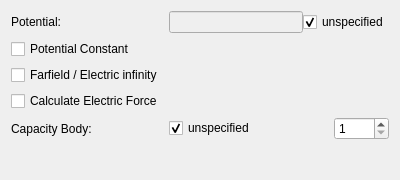
Qt form src/Mod/Fem/Gui/Resources/ui/ElectrostaticPotential.ui (southseact-3d/fcd) before a commit.
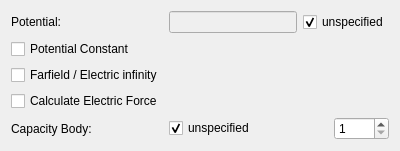
The same form after that commit. Custom widgets are drawn as their Qt base class.

Commit message:
[FEM] fixes for electrostatic dialog
- fix form layout, fix distance between objects etc. (most reported by Qt's designer)

```diff
--- a/src/Mod/Fem/Gui/Resources/ui/ElectrostaticPotential.ui
+++ b/src/Mod/Fem/Gui/Resources/ui/ElectrostaticPotential.ui
@@ -7,16 +7,13 @@
     <x>0</x>
     <y>0</y>
     <width>400</width>
-    <height>180</height>
+    <height>137</height>
    </rect>
   </property>
   <property name="windowTitle">
    <string>Constraint Properties</string>
   </property>
-  <layout class="QFormLayout" name="formLayout">
-   <property name="fieldGrowthPolicy">
-    <enum>QFormLayout::AllNonFixedFieldsGrow</enum>
-   </property>
+  <layout class="QGridLayout" name="gridLayout">
    <item row="0" column="0">
     <widget class="QLabel" name="potentialLbl">
      <property name="text">
@@ -24,14 +21,41 @@
      </property>
     </widget>
    </item>
-   <item row="2" column="0" colspan="2">
+   <item row="0" column="1">
+    <layout class="QHBoxLayout" name="horizontalLayout_2">
+     <item>
+      <widget class="Gui::InputField" name="potentialTxt">
+       <property name="enabled">
+        <bool>false</bool>
+       </property>
+       <property name="singleStep" stdset="0">
+        <double>1.000000000000000</double>
+       </property>
+       <property name="unit" stdset="0">
+        <string>V</string>
+       </property>
+      </widget>
+     </item>
+     <item>
+      <widget class="QCheckBox" name="potentialBox">
+       <property name="text">
+        <string>unspecified</string>
+       </property>
+       <property name="checked">
+        <bool>true</bool>
+       </property>
+      </widget>
+     </item>
+    </layout>
+   </item>
+   <item row="1" column="0">
     <widget class="QCheckBox" name="potentialConstantBox">
      <property name="text">
       <string>Potential Constant</string>
      </property>
     </widget>
    </item>
-   <item row="3" column="0" colspan="2">
+   <item row="2" column="0">
     <widget class="QCheckBox" name="electricInfinityBox">
      <property name="enabled">
       <bool>true</bool>
@@ -41,7 +65,21 @@
      </property>
     </widget>
    </item>
-   <item row="5" column="1">
+   <item row="3" column="0">
+    <widget class="QCheckBox" name="electricForcecalculationBox">
+     <property name="text">
+      <string>Calculate Electric Force</string>
+     </property>
+    </widget>
+   </item>
+   <item row="4" column="0">
+    <widget class="QLabel" name="capacityBody_label">
+     <property name="text">
+      <string extracomment="Enabled by 'Calculate Capacity Matrix' in Electrostatic equation">Capacity Body: </string>
+     </property>
+    </widget>
+   </item>
+   <item row="4" column="1">
     <layout class="QHBoxLayout" name="horizontalLayout">
      <item>
       <widget class="QCheckBox" name="capacitanceBodyBox">
@@ -80,50 +118,6 @@
      </item>
     </layout>
    </item>
-   <item row="0" column="1">
-    <layout class="QHBoxLayout" name="horizontalLayout_2" stretch="0,0">
-     <property name="spacing">
-      <number>0</number>
-     </property>
-     <item>
-      <widget class="Gui::InputField" name="potentialTxt">
-       <property name="enabled">
-        <bool>false</bool>
-       </property>
-       <property name="singleStep" stdset="0">
-        <double>1.000000000000000</double>
-       </property>
-       <property name="unit" stdset="0">
-        <string>V</string>
-       </property>
-      </widget>
-     </item>
-     <item>
-      <widget class="QCheckBox" name="potentialBox">
-       <property name="text">
-        <string>unspecified</string>
-       </property>
-       <property name="checked">
-        <bool>true</bool>
-       </property>
-      </widget>
-     </item>
-    </layout>
-   </item>
-   <item row="5" column="0">
-    <widget class="QLabel" name="capacityBody_label">
-     <property name="text">
-      <string extracomment="Enabled by 'Calculate Capacity Matrix' in Electrostatic equation">Capacity Body: </string>
-     </property>
-    </widget>
-   </item>
-   <item row="4" column="0">
-    <widget class="QCheckBox" name="electricForcecalculationBox">
-     <property name="text">
-      <string>Calculate Electric Force</string>
-     </property>
-    </widget>
-   </item>
   </layout>
  </widget>
  <customwidgets>
```
Left out of the diff: 9 changed lines with no effect on the pictures.
